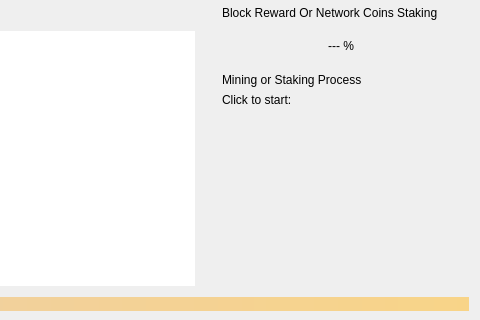
Qt form src/qt/forms/overviewpage.ui (VeriConomy/veribase) before a commit; both pictures show x 116 to 596 and y 151 to 471 of the 596 by 471 pixel window.
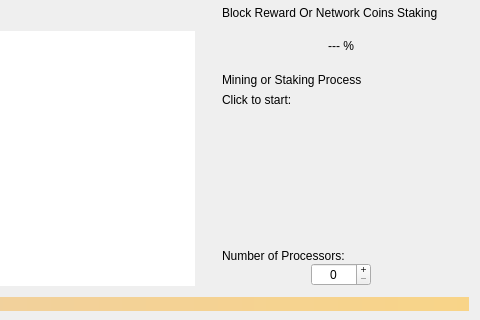
The same form after that commit. Icons and pictures are not drawn.

The edit to the form file:
```diff
--- a/src/qt/forms/overviewpage.ui
+++ b/src/qt/forms/overviewpage.ui
@@ -869,6 +869,78 @@
              </property>
             </spacer>
            </item>
+           <item>
+            <widget class="QWidget" name="threadBox" native="true">
+             <property name="enabled">
+              <bool>true</bool>
+             </property>
+             <property name="visible">
+              <bool>false</bool>
+             </property>
+             <layout class="QVBoxLayout" name="threadBox_2">
+              <property name="spacing">
+               <number>0</number>
+              </property>
+              <property name="leftMargin">
+               <number>0</number>
+              </property>
+              <property name="topMargin">
+               <number>0</number>
+              </property>
+              <property name="rightMargin">
+               <number>0</number>
+              </property>
+              <property name="bottomMargin">
+               <number>0</number>
+              </property>
+              <item>
+               <widget class="QLabel" name="labelThreadNumber">
+                <property name="text">
+                 <string>Number of Processors:</string>
+                </property>
+               </widget>
+              </item>
+              <item>
+               <layout class="QHBoxLayout" name="horizontalLayout_5">
+                <item>
+                 <widget class="QSpinBox" name="minerThreadNumber">
+                  <property name="sizePolicy">
+                   <sizepolicy hsizetype="Minimum" vsizetype="Fixed">
+                    <horstretch>0</horstretch>
+                    <verstretch>0</verstretch>
+                   </sizepolicy>
+                  </property>
+                  <property name="minimumSize">
+                   <size>
+                    <width>60</width>
+                    <height>0</height>
+                   </size>
+                  </property>
+                  <property name="maximumSize">
+                   <size>
+                    <width>60</width>
+                    <height>16777215</height>
+                   </size>
+                  </property>
+                  <property name="wrapping">
+                   <bool>false</bool>
+                  </property>
+                  <property name="frame">
+                   <bool>true</bool>
+                  </property>
+                  <property name="alignment">
+                   <set>Qt::AlignCenter</set>
+                  </property>
+                  <property name="buttonSymbols">
+                   <enum>QAbstractSpinBox::PlusMinus</enum>
+                  </property>
+                 </widget>
+                </item>
+               </layout>
+              </item>
+             </layout>
+            </widget>
+           </item>
           </layout>
          </widget>
         </item>
```
Left out of the diff: 20 changed lines with no effect on the pictures.
